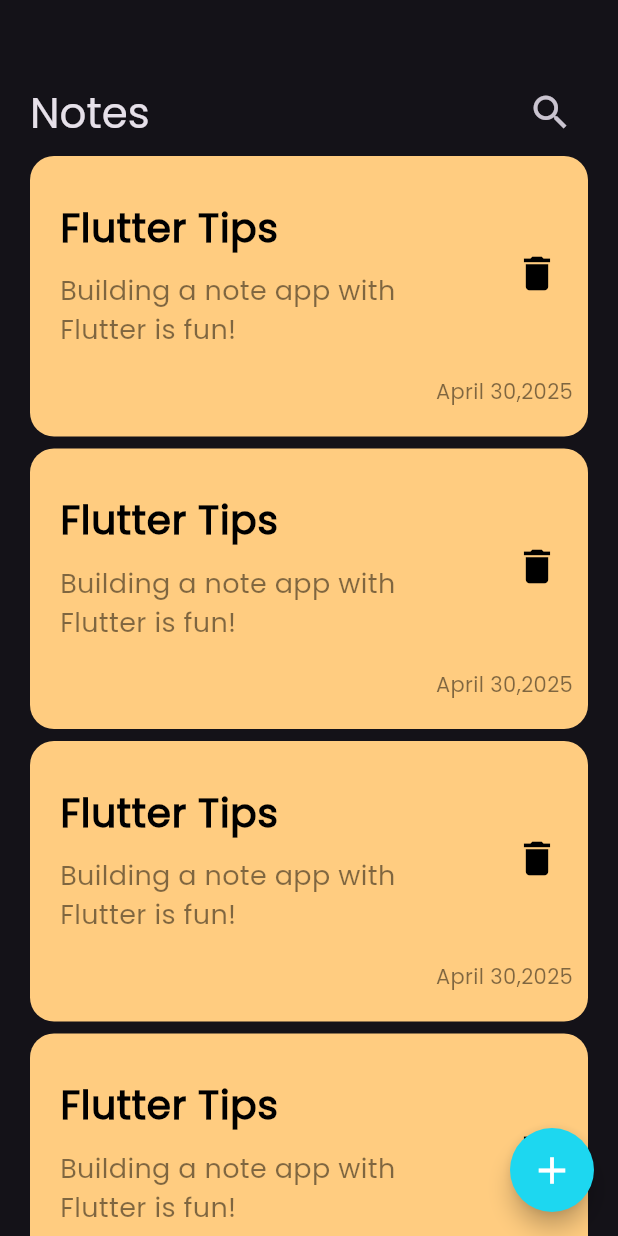
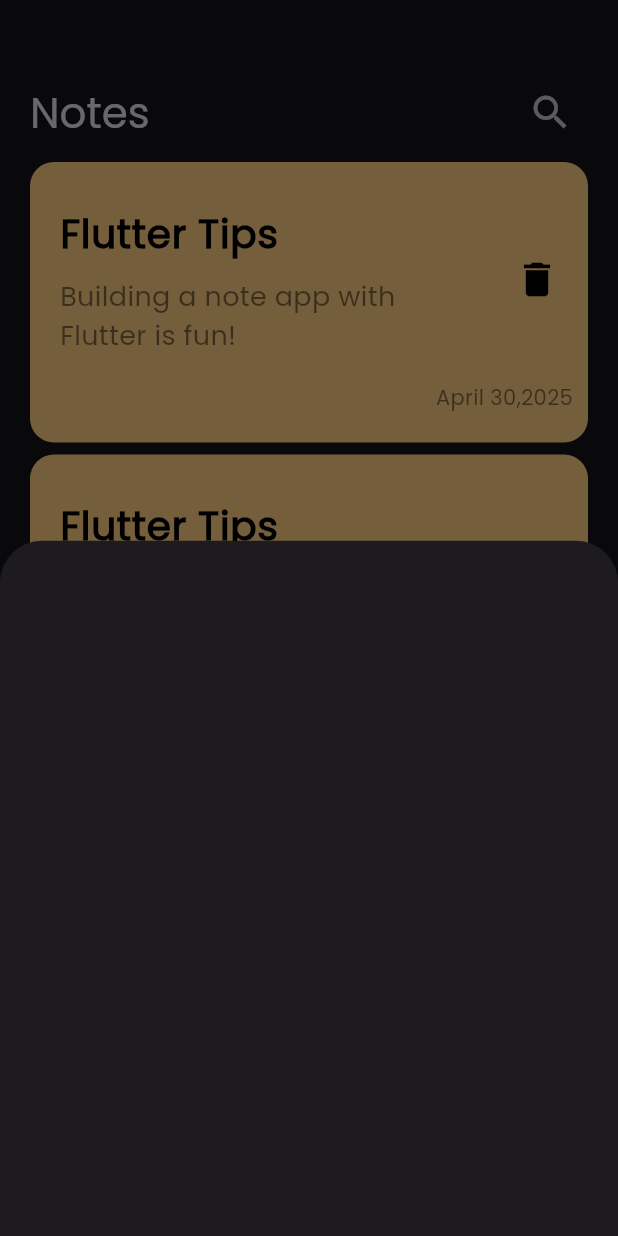
Before and after one commit to mohammedragp924/notes_app, a Flutter app: the screen it shows after launch, after a tap on the "add" icon, on a phone screen of 412 x 824 dp. Run offline on Flutter 3.47's test engine with Material 3 defaults, Android fonts, the phone set to English and light mode, and no system bars.

Commit message:
add note bottom sheet

```diff
--- a/lib/views/notes_view.dart
+++ b/lib/views/notes_view.dart
@@ -11,7 +11,14 @@ class NotesView extends StatelessWidget {
         shape: RoundedRectangleBorder(
           borderRadius: BorderRadius.circular(50.0),
         ),
-        onPressed: () {},
+        onPressed: () {
+          showModalBottomSheet(
+            context: context,
+            builder: (context) {
+              return Container();
+            },
+          );
+        },
         backgroundColor: const Color.fromARGB(255, 29, 215, 240),
         child: Icon(Icons.add, color: Colors.white, size: 30.0),
       ),
--- a/lib/widgets/notes_list_view.dart
+++ b/lib/widgets/notes_list_view.dart
@@ -6,13 +6,17 @@ class NotesListView extends StatelessWidget {
 
   @override
   Widget build(BuildContext context) {
-    return ListView.builder(
+    return Padding(
+      padding: const EdgeInsets.symmetric(vertical: 4.0),
+      child: ListView.builder(
+        padding: EdgeInsets.zero,
         itemBuilder: (context, index) {
           return Padding(
             padding: const EdgeInsets.symmetric(vertical: 4),
             child: NoteItem(),
           );
         },
+      ),
     );
   }
 }
```
Also changed, not shown: lib/widgets/add_note_bottom_sheet.dart (added, +10 -0 lines). Lines whose indentation alone changed are shown as unchanged.
